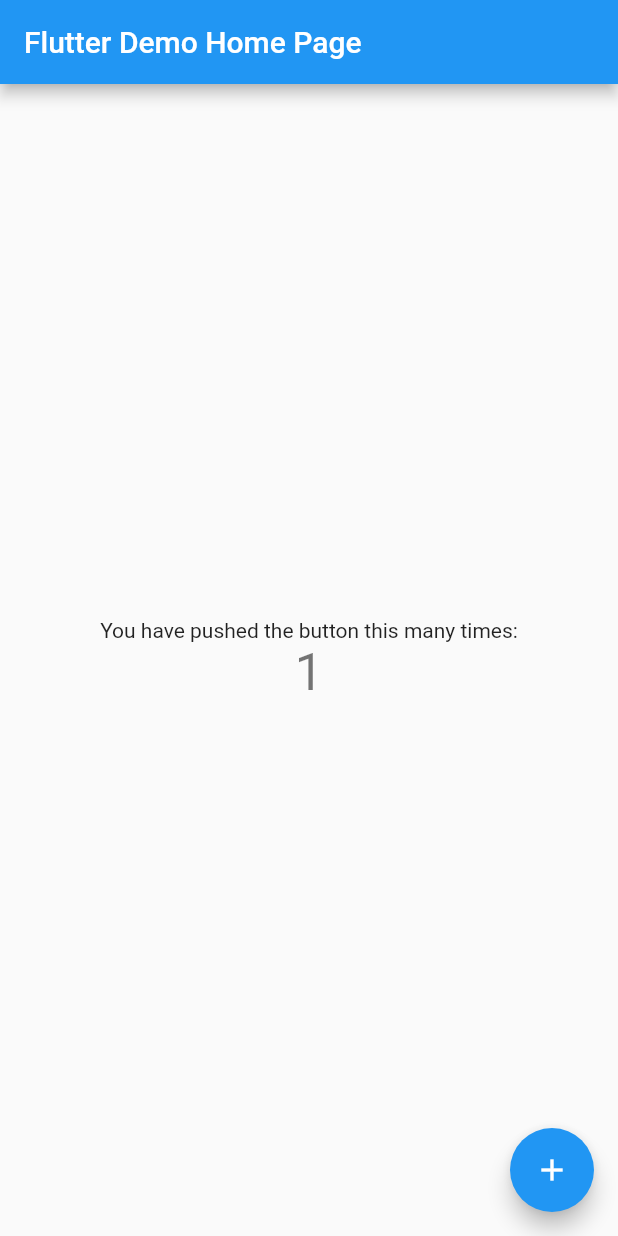
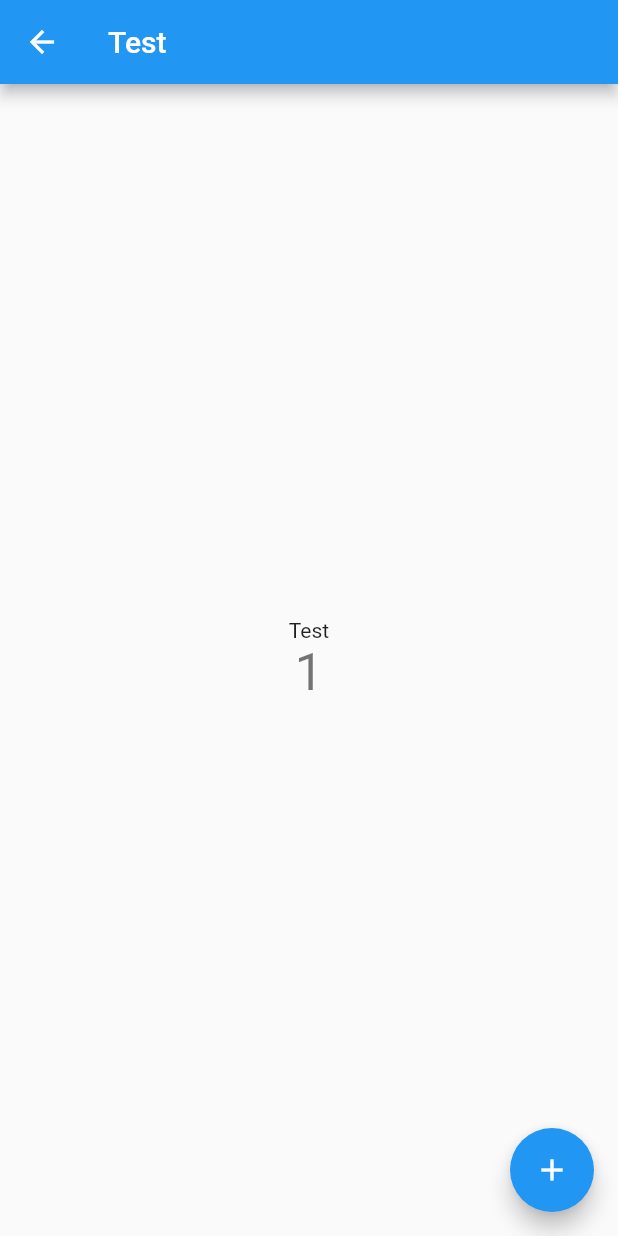
Before and after one commit to SuperZecton/etmsapp, a Flutter app: the screen it shows after launch, after a tap on the "add" icon, on a phone screen of 412 x 824 dp. Run offline on Flutter 3.47's test engine with Material 2 defaults, Android fonts, the phone set to English and light mode, and no system bars.

Commit message:
Second Commit
Added Login Page

```diff
--- a/lib/main.dart
+++ b/lib/main.dart
@@ -1,100 +1,68 @@
 import 'package:flutter/material.dart';
-
+import 'package:ltcapp/screens/loginPage.dart';
 void main() {
   runApp(MyApp());
 }
 
 class MyApp extends StatelessWidget {
-  // This widget is the root of your application.
+
   @override
   Widget build(BuildContext context) {
     return MaterialApp(
-      title: 'Flutter Demo',
+      debugShowCheckedModeBanner: false,
+      title: 'LTC App',
+      initialRoute: '/main',
+      routes: {
+        '/': (context) => LoginPage(),
+        '/main': (context) => MainPage(),
+
+
+      },
       theme: ThemeData(
-        // This is the theme of your application.
-        //
-        // Try running your application with "flutter run". You'll see the
-        // application has a blue toolbar. Then, without quitting the app, try
-        // changing the primarySwatch below to Colors.green and then invoke
-        // "hot reload" (press "r" in the console where you ran "flutter run",
-        // or simply save your changes to "hot reload" in a Flutter IDE).
-        // Notice that the counter didn't reset back to zero; the application
-        // is not restarted.
+
         primarySwatch: Colors.blue,
       ),
-      home: MyHomePage(title: 'Flutter Demo Home Page'),
+
+
     );
   }
 }
 
-class MyHomePage extends StatefulWidget {
-  MyHomePage({Key key, this.title}) : super(key: key);
+class MainPage extends StatefulWidget {
+  MainPage({Key key}) : super(key: key);
 
-  // This widget is the home page of your application. It is stateful, meaning
-  // that it has a State object (defined below) that contains fields that affect
-  // how it looks.
 
-  // This class is the configuration for the state. It holds the values (in this
-  // case the title) provided by the parent (in this case the App widget) and
-  // used by the build method of the State. Fields in a Widget subclass are
-  // always marked "final".
-
-  final String title;
-
-  @override
-  _MyHomePageState createState() => _MyHomePageState();
+@override
+  _MainPageState createState() => _MainPageState();
 }
 
-class _MyHomePageState extends State<MyHomePage> {
+class _MainPageState extends State<MainPage> {
   int _counter = 0;
 
   void _incrementCounter() {
     setState(() {
-      // This call to setState tells the Flutter framework that something has
-      // changed in this State, which causes it to rerun the build method below
-      // so that the display can reflect the updated values. If we changed
-      // _counter without calling setState(), then the build method would not be
-      // called again, and so nothing would appear to happen.
+
       _counter++;
     });
   }
 
   @override
   Widget build(BuildContext context) {
-    // This method is rerun every time setState is called, for instance as done
-    // by the _incrementCounter method above.
-    //
-    // The Flutter framework has been optimized to make rerunning build methods
-    // fast, so that you can just rebuild anything that needs updating rather
-    // than having to individually change instances of widgets.
+
     return Scaffold(
       appBar: AppBar(
-        // Here we take the value from the MyHomePage object that was created by
-        // the App.build method, and use it to set our appbar title.
-        title: Text(widget.title),
+
+        title: Text("Test"),
       ),
       body: Center(
         // Center is a layout widget. It takes a single child and positions it
         // in the middle of the parent.
         child: Column(
-          // Column is also a layout widget. It takes a list of children and
-          // arranges them vertically. By default, it sizes itself to fit its
-          // children horizontally, and tries to be as tall as its parent.
-          //
-          // Invoke "debug painting" (press "p" in the console, choose the
-          // "Toggle Debug Paint" action from the Flutter Inspector in Android
-          // Studio, or the "Toggle Debug Paint" command in Visual Studio Code)
-          // to see the wireframe for each widget.
-          //
-          // Column has various properties to control how it sizes itself and
-          // how it positions its children. Here we use mainAxisAlignment to
-          // center the children vertically; the main axis here is the vertical
-          // axis because Columns are vertical (the cross axis would be
-          // horizontal).
+
           mainAxisAlignment: MainAxisAlignment.center,
           children: <Widget>[
             Text(
-              'You have pushed the button this many times:',
+              'Test',
             ),
             Text(
               '$_counter',
--- /dev/null
+++ b/lib/screens/loginPage.dart
@@ -0,0 +1,70 @@
+import 'package:flutter/material.dart';
+import 'package:ltcapp/main.dart';
+class LoginPage extends StatefulWidget {
+
+  LoginPage({Key key}) : super(key: key);
+  @override
+  _LoginPageState createState() => new _LoginPageState();
+}
+
+class _LoginPageState extends State<LoginPage> {
+  Widget build(BuildContext context) {
+    return Scaffold(
+      body: SafeArea(
+        child: ListView(
+          padding: EdgeInsets.symmetric(horizontal: 24.0),
+          children: <Widget>[
+            Column(
+              children: <Widget>[
+                Image.asset('images/compass.png'),
+
+                SizedBox(height: 20),
+                Text('Welcome to LTC',
+                  style: TextStyle(
+                    fontSize: 15.0,
+                    fontFamily: "Roboto",
+
+
+                  ),
+                ),
+              ],
+            ),
+            SizedBox(height: 120),
+            TextField(
+              decoration: InputDecoration(
+                labelText: 'Username',
+                filled: true,
+              ),
+            ),
+            SizedBox(height: 20),
+            TextField(
+              decoration: InputDecoration(
+                labelText: 'Password',
+                filled: true,
+              ),
+              obscureText: true,
+            ),
+            ButtonBar(
+              children: <Widget>[
+                FlatButton(
+                  child: Text('Cancel'),
+                  onPressed: (){},
+                ),
+                RaisedButton(
+                  child: Text('Next'),
+                  onPressed: (){
+                    setState(() {
+                      Navigator.pushNamed(context, '/main');
+                    });
+
+                  },
+                ),
+
+              ],
+            ),
+          ],
+        ),
+      ),
+    );
+  }
+}
```
